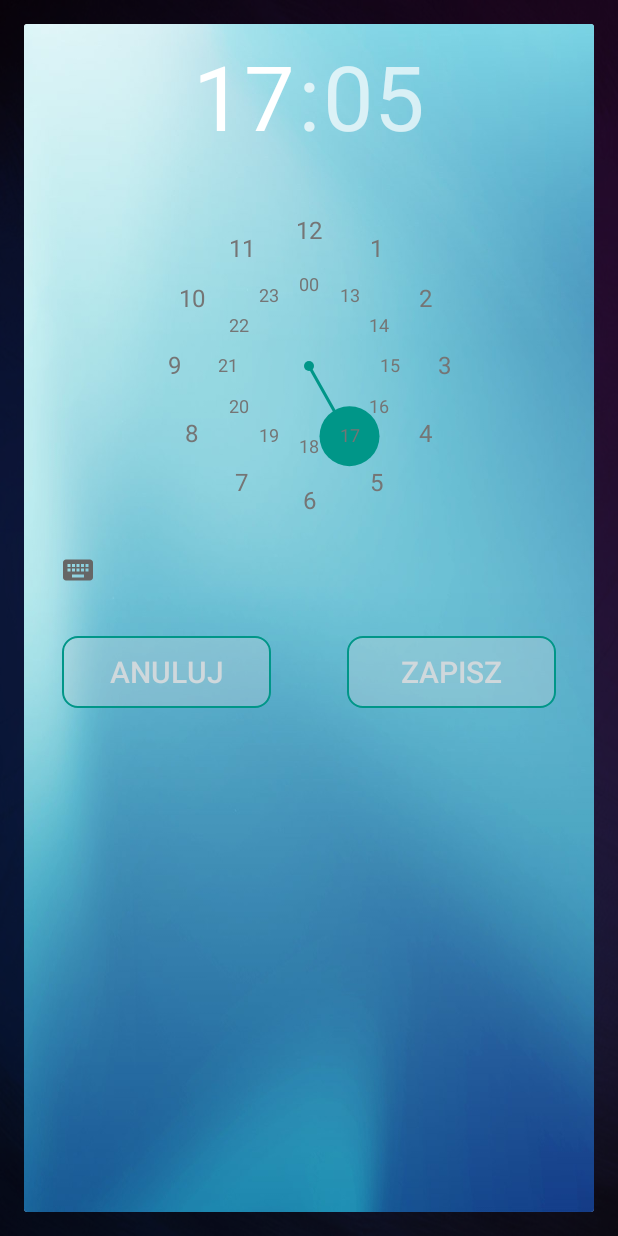
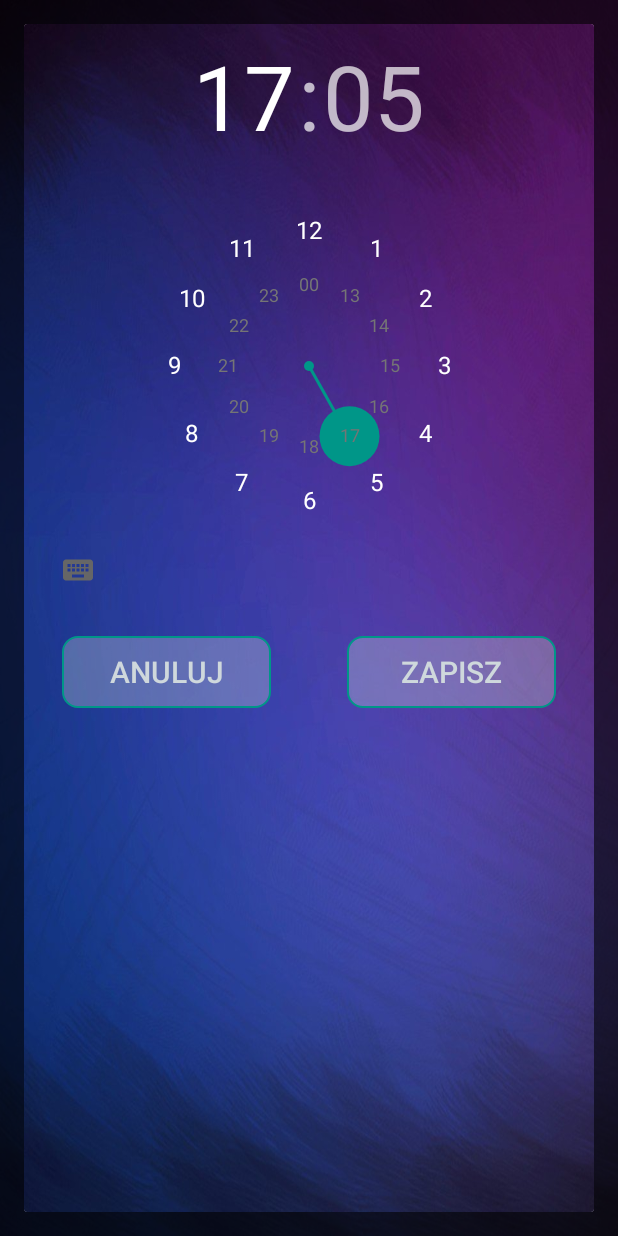
Before and after one commit to Marczu/ObudzMnie, an Android app: the TimerActivity screen opened directly, with no data from a screen before it, after a tap on "NOWY ALARM", on a phone screen of 412 x 824 dp. Run offline under Robolectric (Android 15) with nearby library versions, the phone set to English and light mode, and no system bars; 1 other tap on this screen came first.

Commit message:
commit 16 ustawianie czasu drzemki, i ekran blokady

```diff
--- a/app/build.gradle
+++ b/app/build.gradle
@@ -29,6 +29,7 @@ dependencies {
     implementation "org.jetbrains.kotlin:kotlin-stdlib-jre7:$kotlin_version"
     implementation 'com.android.support:appcompat-v7:27.1.1'
     implementation 'com.android.support.constraint:constraint-layout:1.1.0'
+    implementation 'com.android.support:support-v4:27.1.1'
     testImplementation 'junit:junit:4.12'
     androidTestImplementation 'com.android.support.test:runner:1.0.2'
     androidTestImplementation 'com.android.support.test.espresso:espresso-core:3.0.2'
--- a/app/src/main/AndroidManifest.xml
+++ b/app/src/main/AndroidManifest.xml
@@ -33,7 +33,9 @@
         </receiver>
 
         <activity android:name=".alarm.AlarmActivity"
-            android:launchMode="singleTop">
+            android:launchMode="singleTop"
+            android:showOnLockScreen="true"
+            android:screenOrientation="sensorPortrait">
 
         </activity>
     </application>
--- a/app/src/main/res/layout/activity_timer.xml
+++ b/app/src/main/res/layout/activity_timer.xml
@@ -57,6 +57,30 @@
 </RelativeLayout>
 
 
+    <TextView
+        android:layout_marginTop="15dp"
+        android:layout_marginLeft="10dp"
+        android:textColor="#FFF"
+        android:textStyle="bold"
+        android:layout_below="@id/rellayout1"
+        android:id="@+id/tv_snooze_time"
+        android:textSize="14sp"
+        android:layout_width="wrap_content"
+        android:layout_height="wrap_content"
+        android:text="Ustaw czas drzemki"/>
+
+    <TextView
+        android:layout_marginTop="1dp"
+        android:layout_marginLeft="10dp"
+        android:textColor="#FFF"
+        android:textSize="12sp"
+        android:layout_below="@id/tv_snooze_time"
+        android:id="@+id/tv_snooze_minutes"
+        android:layout_width="wrap_content"
+        android:layout_height="wrap_content"
+        android:text="Liczba minut:"/>
+
+
     <android.support.v7.widget.AppCompatButton
         android:id="@+id/btn_set_time"
         android:layout_alignParentBottom="true"
--- a/app/src/main/res/layout/fragment_poptime.xml
+++ b/app/src/main/res/layout/fragment_poptime.xml
@@ -3,7 +3,7 @@
     android:layout_width="match_parent"
     android:layout_height="match_parent"
     android:orientation="vertical"
-    android:background="@drawable/background1"
+    android:background="@drawable/background"
     style="@style/Theme.AppCompat.DayNight.NoActionBar"
     >
 
@@ -13,7 +13,7 @@
         android:layout_height="wrap_content"
         android:headerBackground="#00FFFFFF"
         android:numbersBackgroundColor="#00FFFFFF"
-        android:numbersTextColor="@color/secondary_text"
+        android:numbersTextColor="@color/icons"
         android:numbersInnerTextColor="@color/secondary_text"/>
 
     <LinearLayout
--- a/app/src/main/res/values/strings.xml
+++ b/app/src/main/res/values/strings.xml
@@ -9,4 +9,7 @@
     <string name="shared_prefs">sharedPrefs</string>
     <string name="sp_hour">hour</string>
     <string name="sp_minute">minutes</string>
+
+    <!-- TODO: Remove or change this placeholder text -->
+    <string name="hello_blank_fragment">Hello blank fragment</string>
 </resources>
```
Also changed, not shown: app/src/main/java/com/marcinmejner/obudzmnie/alarm/AlarmActivity.kt (+11 -0 lines), app/src/main/java/com/marcinmejner/obudzmnie/timer/SnoozeTimePickerFragment.kt (added, +35 -0 lines), app/src/main/res/layout/fragment_snooze_time_picker.xml (added, +36 -0 lines).
